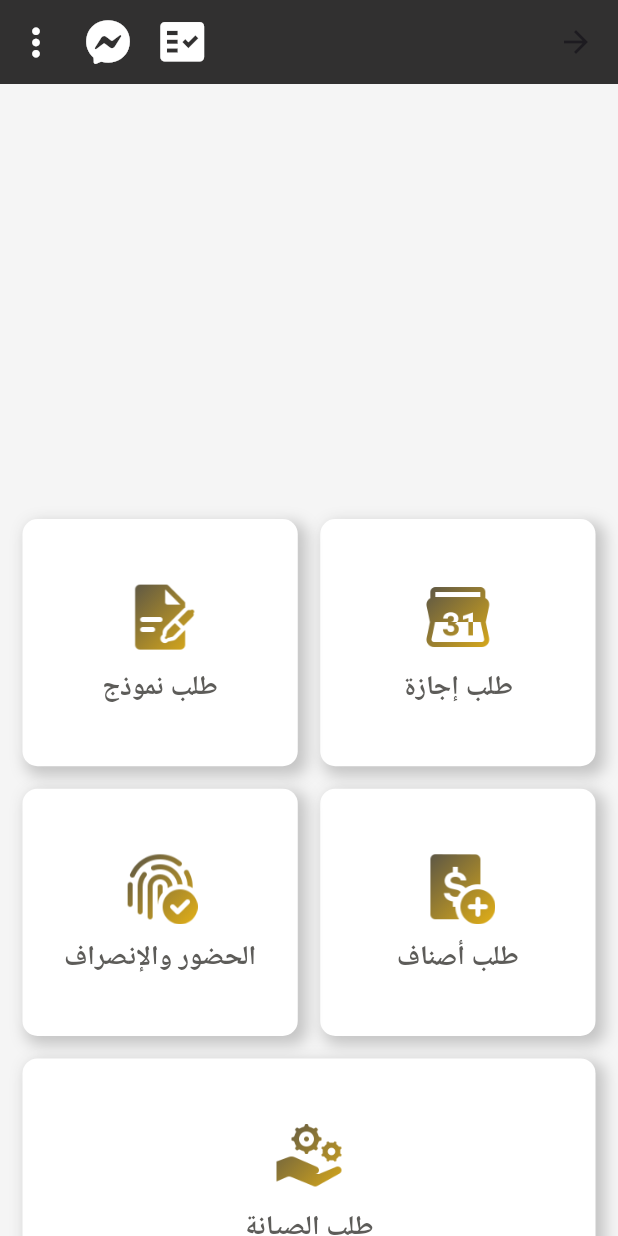
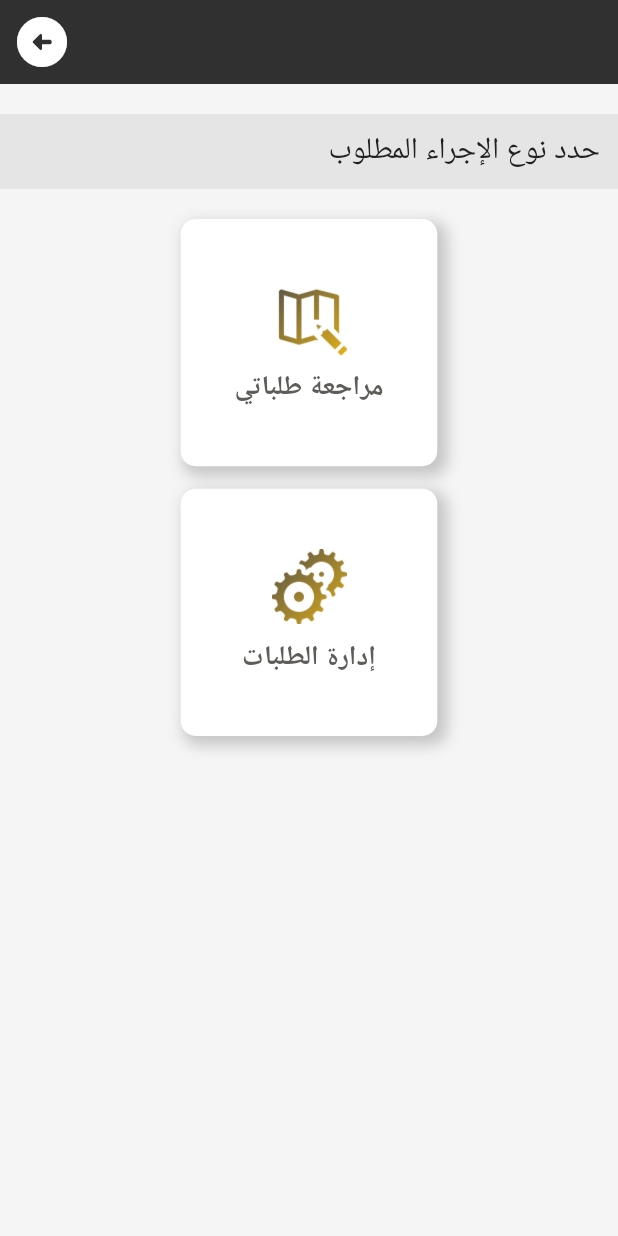
Before and after one commit to Ekram20/qacc_application, a Flutter app: the HomePage screen opened directly, after a tap on the "fact check" icon, on a phone screen of 412 x 824 dp. Run offline on Flutter 3.47's test engine with Material 3 defaults, Android fonts, the phone set to English and light mode, and no system bars; drawn by our look-alikes of smooth_page_indicator; our stand-ins replace animate_do, auto_route, file_picker, firebase_auth, firebase_core, font_awesome_flutter and 2 more; missing offline and left inert: syncfusion_flutter_pdfviewer; accounts and stored records are empty; network calls fail; Roboto replaces fonts that are missing (Cairo).

Commit message:
add LeaveManagement screen

```diff
--- a/lib/router/app_router.dart
+++ b/lib/router/app_router.dart
@@ -24,6 +24,6 @@ class AppRouter extends $AppRouter {
         AutoRoute(page: MarriageLeaveInfoRoute.page),
         AutoRoute(page: AttendanceTableRoute.page),
         AutoRoute(page: BottomNavigationBarEmployees.page ),
-
+        AutoRoute(page: LeaveManagement.page ),
       ];
 }
--- a/lib/views/home_page.dart
+++ b/lib/views/home_page.dart
@@ -105,7 +105,9 @@ class _HomePageState extends State<HomePage> {
         appBar: AppBar(
           actions: [
             IconButton(
-              onPressed: () {},
+              onPressed: () {
+                context.router.push(LeaveManagement());
+              },
               icon: Icon(
                 Icons.fact_check,
                 color: AppColors.white,
@@ -273,8 +275,8 @@ class _HomePageState extends State<HomePage> {
                           Expanded(
                             child: InkWell(
                               onTap: () {
-                                AutoRouter.of(context).push(
-                                    AttendanceTableRoute());
+                                AutoRouter.of(context)
+                                    .push(AttendanceTableRoute());
                               },
                               child: ImageTextCard(
                                   image:
--- /dev/null
+++ b/lib/views/leave_management.dart
@@ -0,0 +1,81 @@
+import 'package:animate_do/animate_do.dart';
+import 'package:auto_route/auto_route.dart';
+import 'package:flutter/material.dart';
+import 'package:gap/gap.dart';
+import 'package:qacc_application/models/app_colors.dart';
+import 'package:qacc_application/widgets/image_text_card.dart';
+import 'package:qacc_application/widgets/section_header.dart';
+
+@RoutePage()
+class LeaveManagement extends StatelessWidget {
+  const LeaveManagement({super.key});
+
+  @override
+  Widget build(BuildContext context) {
+    return Scaffold(
+        appBar: AppBar(
+          leading: IconButton(
+            onPressed: () {
+              context.router.pop();
+            },
+            icon: Icon(
+              Icons.arrow_circle_left_rounded,
+              color: AppColors.white,
+              size: 40.0,
+            ),
+          ),
+        ),
+        body: Directionality(
+          textDirection: TextDirection.rtl,
+          child: SingleChildScrollView(
+            child: FadeInUp(
+              duration: Duration(seconds: 1),
+              child: Column(
+                children: [
+                  Gap(20),
+                  SectionHeader(title: 'حدد نوع الإجراء المطلوب'),
+                  Padding(
+                    padding: const EdgeInsets.all(20.0),
+                    child: Column(
+                      children: [
+                        Row(
+                          children: [
+                            Expanded(child: Container()),
+                            Gap(15),
+                            Expanded(
+                              flex: 2,
+                              child: ImageTextCard(
+                                  image: 'assets/images/Map_Editing.png',
+                                  mainText: 'مراجعة طلباتي'),
+                            ),
+                            Gap(15),
+                            Expanded(child: Container()),
+                          ],
+                        ),
+                        Gap(15),
+                        Row(
+                          children: [
+                            Expanded(child: Container()),
+                            Gap(15),
+                            Expanded(
+                              flex: 2,
+                              child: ImageTextCard(
+                                  image: 'assets/images/Services.png',
+                                  mainText: 'إدارة الطلبات'),
+                            ),
+                            Gap(15),
+                            Expanded(child: Container()),
+                          ],
+                        ),
+
+                        Gap(20),
+                      ],
+                    ),
+                  ),
+                ],
+              ),
+            ),
+          ),
+        ));
+  }
+}
```
Also changed, not shown: assets/images/Map_Editing.png (added), assets/images/Services.png (added), lib/router/app_router.gr.dart.
